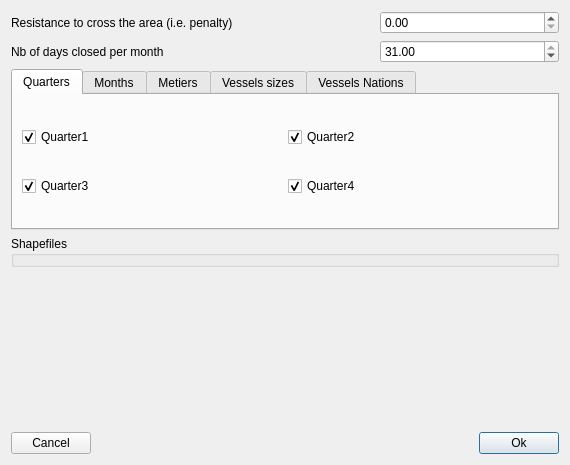
frabas/DISPLACE_GUI, file qtgui/pathpenaltydialog.ui: the form before one commit.
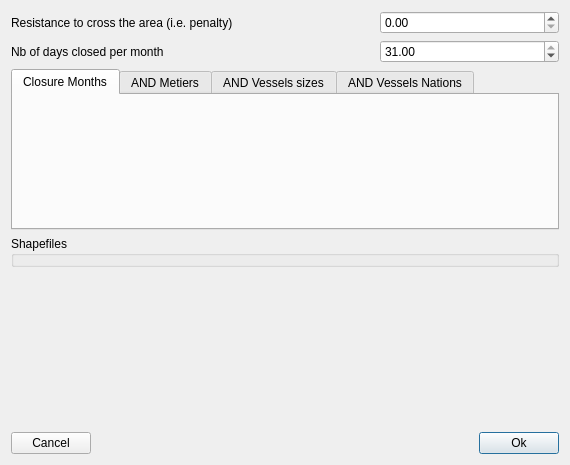
The form after the commit. The open tabs and pages were chosen to show the change.

Commit message: Remove the misleading area_closure Option

Patch:
```diff
--- a/qtgui/pathpenaltydialog.ui
+++ b/qtgui/pathpenaltydialog.ui
@@ -104,61 +104,14 @@
      <property name="currentIndex">
       <number>4</number>
      </property>
-     <widget class="QWidget" name="tabWidgetPage1">
-      <attribute name="title">
-       <string>Quarters</string>
-      </attribute>
-      <layout class="QGridLayout" name="gridLayout_2">
-       <item row="0" column="1">
-        <widget class="QCheckBox" name="optPenaltyQ2">
-         <property name="text">
-          <string>Quarter2</string>
-         </property>
-         <property name="checked">
-          <bool>true</bool>
-         </property>
-        </widget>
-       </item>
-       <item row="0" column="0">
-        <widget class="QCheckBox" name="optPenaltyQ1">
-         <property name="text">
-          <string>Quarter1</string>
-         </property>
-         <property name="checked">
-          <bool>true</bool>
-         </property>
-        </widget>
-       </item>
-       <item row="1" column="0">
-        <widget class="QCheckBox" name="optPenaltyQ3">
-         <property name="text">
-          <string>Quarter3</string>
-         </property>
-         <property name="checked">
-          <bool>true</bool>
-         </property>
-        </widget>
-       </item>
-       <item row="1" column="1">
-        <widget class="QCheckBox" name="optPenaltyQ4">
-         <property name="text">
-          <string>Quarter4</string>
-         </property>
-         <property name="checked">
-          <bool>true</bool>
-         </property>
-        </widget>
-       </item>
-      </layout>
-     </widget>
      <widget class="QWidget" name="tabPageMonths">
       <attribute name="title">
-       <string>Months</string>
+       <string>Closure Months</string>
       </attribute>
      </widget>
      <widget class="QWidget" name="tabPageMetiers">
       <attribute name="title">
-       <string>Metiers</string>
+       <string>AND Metiers</string>
       </attribute>
       <layout class="QVBoxLayout" name="verticalLayout">
        <item>
@@ -179,7 +132,7 @@
      </widget>
      <widget class="QWidget" name="tabPageVesselsSizes">
       <attribute name="title">
-       <string>Vessels sizes</string>
+       <string>AND Vessels sizes</string>
       </attribute>
       <layout class="QGridLayout" name="gridLayout_3">
        <item row="1" column="0">
@@ -237,7 +190,7 @@
      </widget>
      <widget class="QWidget" name="tabPageNations">
       <attribute name="title">
-       <string>Vessels Nations</string>
+       <string>AND Vessels Nations</string>
       </attribute>
       <widget class="QCheckBox" name="enableNations">
        <property name="geometry">
```
Left out of the diff: 58 changed lines with no effect on the pictures. The commit also changes 14 other files.
